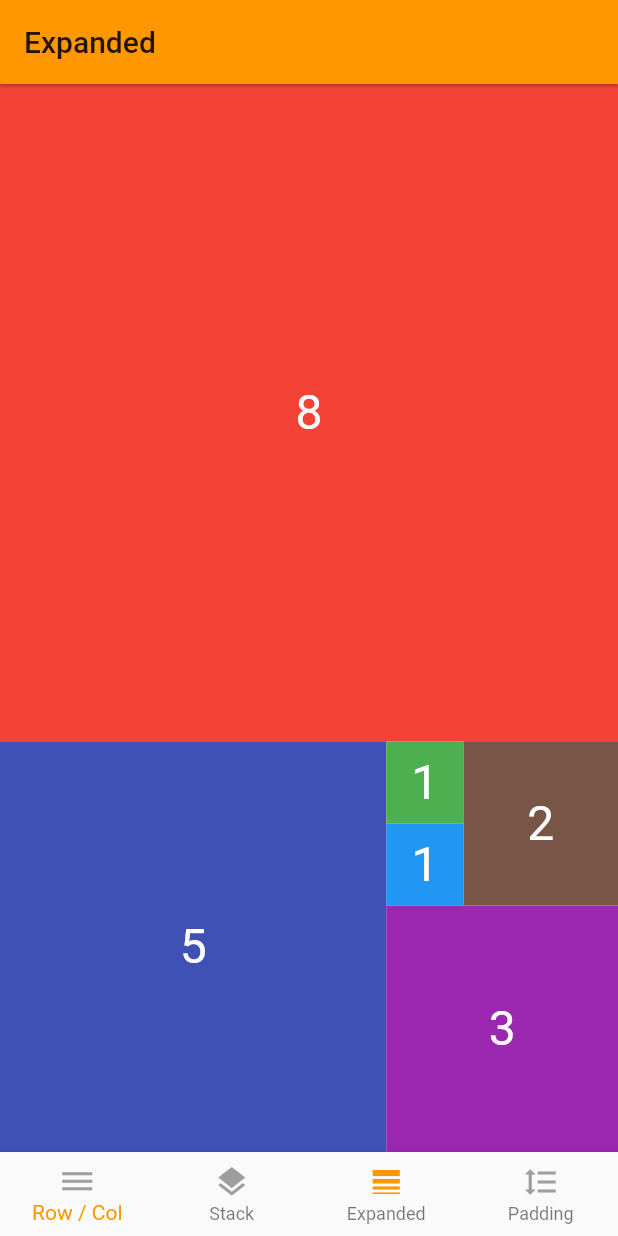
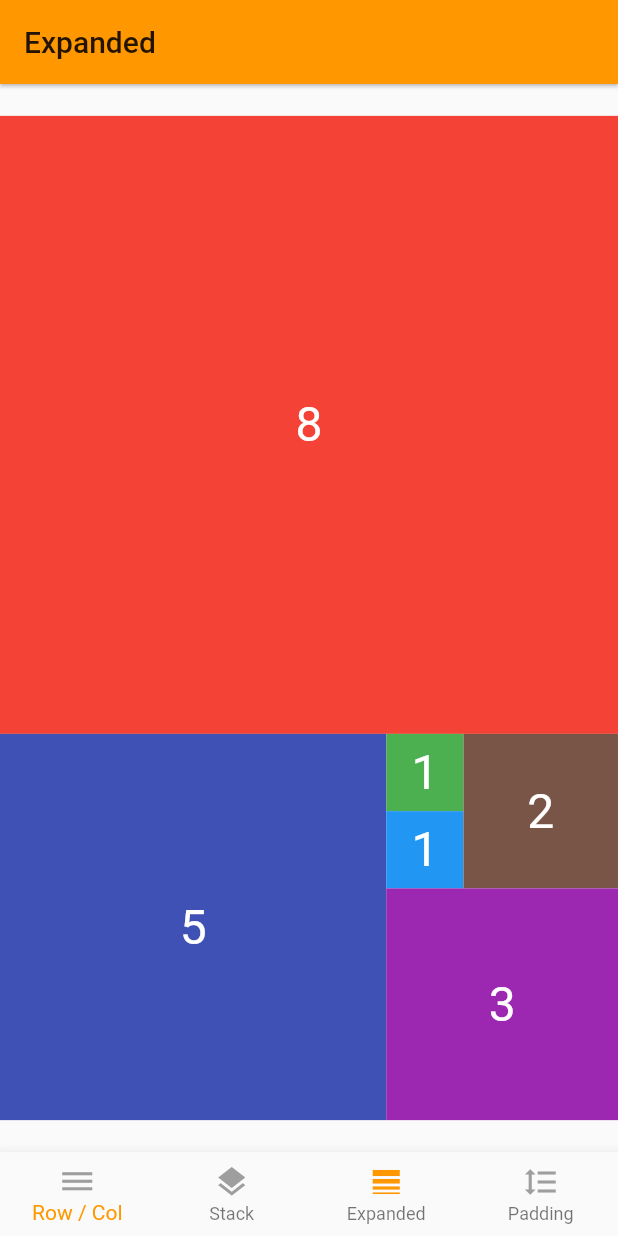
Before and after one commit to bizz84/layout-demo-flutter, a Flutter app: the screen it shows after launch, item 3 of the bottom bar chosen, on a phone screen of 412 x 824 dp. Run offline on Flutter 3.47's test engine with Material 2 defaults, Android fonts, the phone set to English and light mode, and no system bars.

Commit message:
Use golden ratio on Extended example

```diff
--- a/lib/pages/expanded_page.dart
+++ b/lib/pages/expanded_page.dart
@@ -18,8 +18,7 @@ class ExpandedPage extends StatelessWidget {
     );
   }
 
-  Widget _buildBox(
-      {int points, Color color, Color textColor = Colors.white}) {
+  Widget _buildBox({int points, Color color, Color textColor = Colors.white}) {
     return Expanded(
       flex: points,
       child: Container(
@@ -35,8 +34,34 @@ class ExpandedPage extends StatelessWidget {
     );
   }
 
+  Size _goldenRatio(BoxConstraints constraints) {
+    if (constraints.maxHeight / constraints.maxWidth > 13.0 / 8.0) {
+      double height = constraints.maxWidth * 13.0 / 8.0;
+      return Size(constraints.maxWidth, height);
+    } else {
+      double width = constraints.maxHeight * 8.0 / 13.0;
+      return Size(width, constraints.maxHeight);
+    }
+  }
+
+  Widget _centeredLayout({Widget child}) {
+    return LayoutBuilder(builder: (content, constraints) {
+      Size size = _goldenRatio(constraints);
+      return Center(
+        child: Container(
+          constraints: BoxConstraints(
+            maxWidth: size.width,
+            maxHeight: size.height,
+          ),
+          child: child,
+        ),
+      );
+    });
+  }
+
   Widget _buildContent() {
-    return Column(
+    return _centeredLayout(
+      child: Column(
         children: [
           _buildBox(points: 8, color: Colors.red),
           Expanded(
@@ -73,6 +98,7 @@ class ExpandedPage extends StatelessWidget {
             ),
           ),
         ],
+      ),
     );
   }
 }
```
Lines whose indentation alone changed are shown as unchanged.
